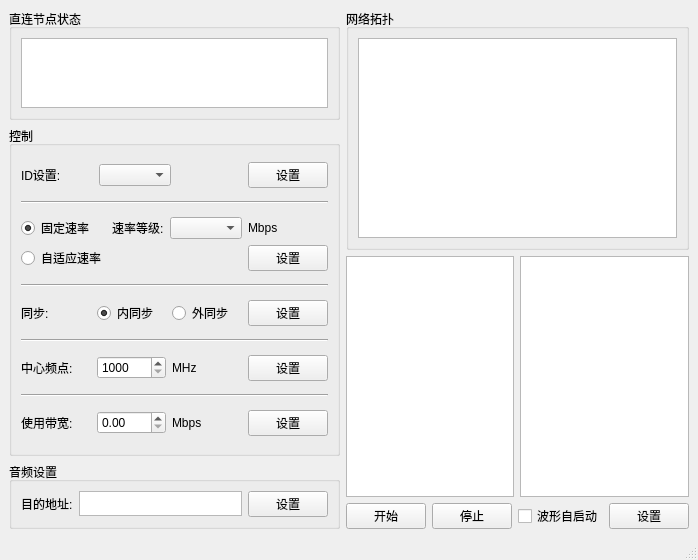
This is mainWin.ui in Doun2017/pyQTwithUDP as Qt 5 draws it before an edit. The edited form follows.
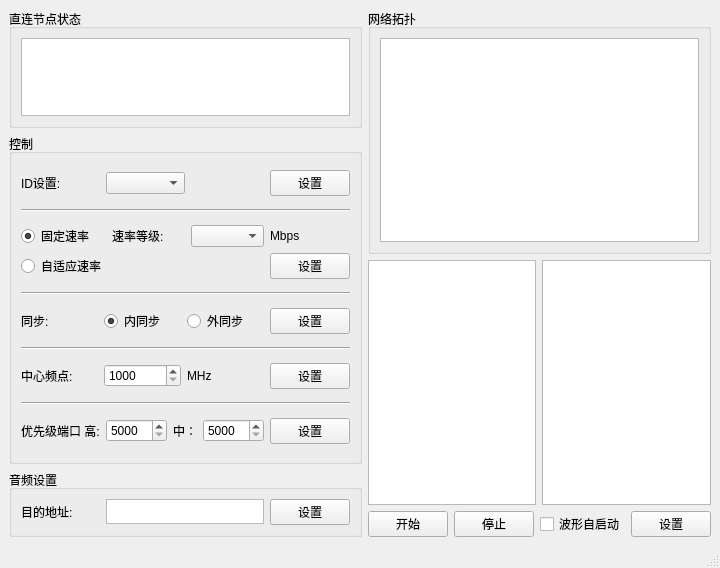
This is the edited form.

```diff
--- a/mainWin.ui
+++ b/mainWin.ui
@@ -6,8 +6,8 @@
    <rect>
     <x>0</x>
     <y>0</y>
-    <width>535</width>
-    <height>532</height>
+    <width>514</width>
+    <height>568</height>
    </rect>
   </property>
   <property name="acceptDrops">
@@ -90,7 +90,7 @@
           </widget>
          </item>
          <item>
-          <layout class="QGridLayout" name="gridLayout" columnstretch="1,1,1,1,0,0">
+          <layout class="QGridLayout" name="gridLayout" columnstretch="1,1,1,1,0">
            <item row="1" column="3" colspan="2">
             <widget class="QPushButton" name="frequency_pushButton">
              <property name="text">
@@ -244,26 +244,46 @@
           </widget>
          </item>
          <item>
-          <layout class="QHBoxLayout" name="horizontalLayout_4" stretch="1,1,1,1">
+          <layout class="QHBoxLayout" name="horizontalLayout_4" stretch="1,0,1,0,1">
            <item>
             <widget class="QLabel" name="label_6">
              <property name="text">
-              <string>使用带宽:</string>
+              <string>优先级端口 高:</string>
              </property>
             </widget>
            </item>
            <item>
-            <widget class="QDoubleSpinBox" name="use_bandwidth_doubleSpinBox"/>
+            <widget class="QSpinBox" name="high_priority_spinBox">
+             <property name="minimum">
+              <number>5000</number>
+             </property>
+             <property name="maximum">
+              <number>65535</number>
+             </property>
+            </widget>
            </item>
            <item>
             <widget class="QLabel" name="label_7">
              <property name="text">
-              <string>Mbps</string>
+              <string>中：</string>
              </property>
+             <property name="alignment">
+              <set>Qt::AlignRight|Qt::AlignTrailing|Qt::AlignVCenter</set>
+             </property>
             </widget>
            </item>
            <item>
-            <widget class="QPushButton" name="use_bandwidth_pushButton">
+            <widget class="QSpinBox" name="middle_priority_spinBox">
+             <property name="minimum">
+              <number>5000</number>
+             </property>
+             <property name="maximum">
+              <number>65535</number>
+             </property>
+            </widget>
+           </item>
+           <item>
+            <widget class="QPushButton" name="priority_pushButton">
              <property name="text">
               <string>设置</string>
              </property>
@@ -281,7 +301,7 @@
         </property>
         <layout class="QVBoxLayout" name="verticalLayout_5">
          <item>
-          <layout class="QHBoxLayout" name="horizontalLayout_5" stretch="1,0,1">
+          <layout class="QHBoxLayout" name="horizontalLayout_5" stretch="1,2,1">
            <item>
             <widget class="QLabel" name="label_8">
              <property name="text">
```
